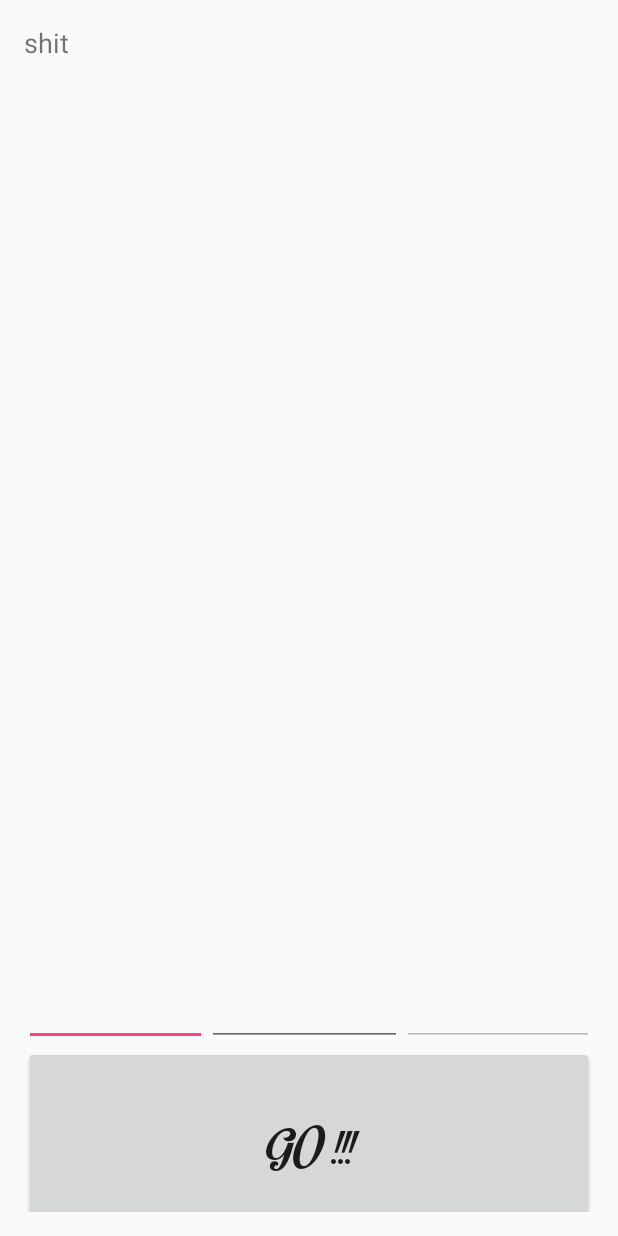
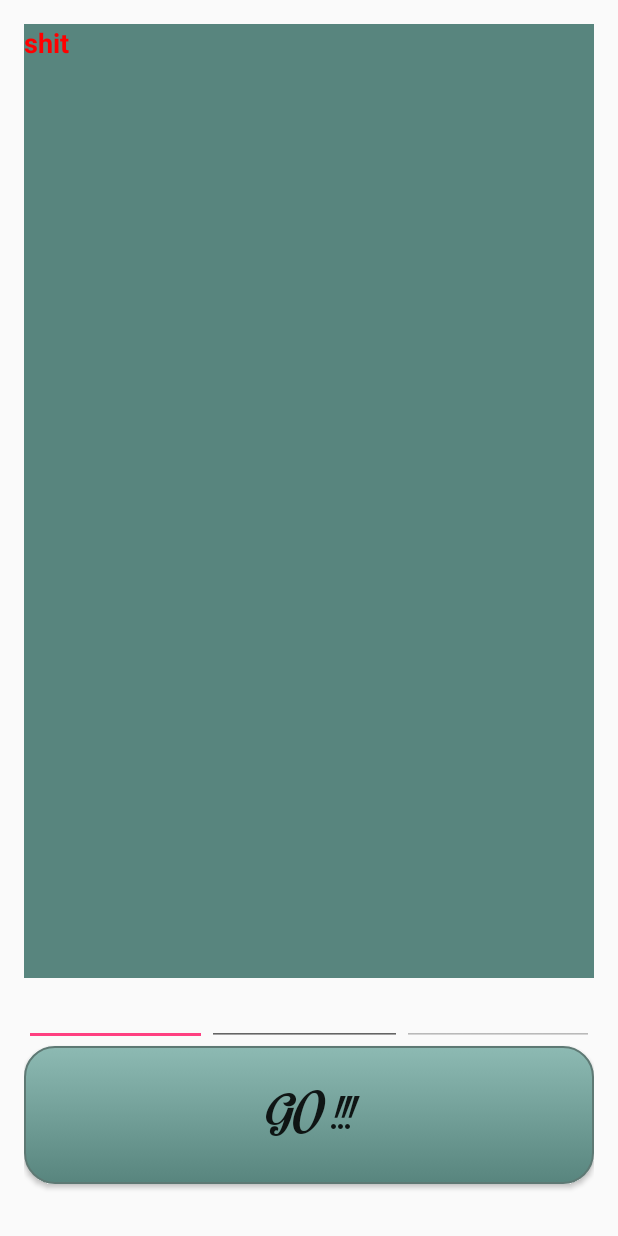
Before and after one commit to ZombieCloud/Words, an Android app: the screen it shows after launch (WordsActivity), on a phone screen of 412 x 824 dp. Run offline under Robolectric (Android 15) with nearby library versions, the phone set to English and light mode, and no system bars.

Commit message:
comm20
стили на кнопки

```diff
--- /dev/null
+++ b/2/Words/app/src/main/res/drawable/button_style.xml
@@ -0,0 +1,24 @@
+<?xml version="1.0" encoding="utf-8"?>
+<selector xmlns:android="http://schemas.android.com/apk/res/android" >
+    <item android:state_pressed="true" >
+        <shape android:shape="rectangle"  >
+            <corners android:radius="20dip" />
+            <stroke android:width="1dip" android:color="#5e7974" />
+            <gradient android:angle="-90" android:startColor="#345953" android:endColor="#689a92"  />
+        </shape>
+    </item>
+    <item android:state_focused="true">
+        <shape android:shape="rectangle"  >
+            <corners android:radius="20dip" />
+            <stroke android:width="1dip" android:color="#5e7974" />
+            <solid android:color="#58857e"/>
+        </shape>
+    </item>
+    <item >
+        <shape android:shape="rectangle"  >
+            <corners android:radius="20dip" />
+            <stroke android:width="1dip" android:color="#5e7974" />
+            <gradient android:angle="-90" android:startColor="#8dbab3" android:endColor="#58857e" />
+        </shape>
+    </item>
+</selector>
--- a/2/Words/app/src/main/res/layout/content_words.xml
+++ b/2/Words/app/src/main/res/layout/content_words.xml
@@ -24,7 +24,8 @@
             android:id="@+id/textView"
             android:layout_gravity="center_horizontal"
             android:layout_weight="0.94"
-            android:minHeight="350dp" />
+            android:minHeight="350dp"
+            style="@style/style_for_TextView" />    <!-- values/styles/styles -->
 
         <LinearLayout
             android:orientation="horizontal"
@@ -39,7 +40,8 @@
                 android:id="@+id/firstWord"
                 android:layout_weight="1"
                 android:numeric="integer"
-                android:singleLine="true" />
+                android:singleLine="true"
+                style="@style/style_for_EditText" />    <!-- values/styles/styles -->
 
             <EditText
                 android:layout_width="98dp"
@@ -49,7 +51,8 @@
                 android:id="@+id/lastWord"
                 android:layout_weight="1"
                 android:numeric="integer"
-                android:singleLine="true" />
+                android:singleLine="true"
+                style="@style/style_for_EditText" />    <!-- values/styles/styles -->
 
             <EditText
                 android:layout_width="96dp"
@@ -61,7 +64,8 @@
                 android:singleLine="true"
                 android:editable="false"
                 android:inputType="none"
-                android:enabled="false" />
+                android:enabled="false"
+                style="@style/style_for_EditText" />    <!-- values/styles/styles -->
 
         </LinearLayout>
 
@@ -71,7 +75,9 @@
             android:text="Go !!!"
             android:id="@+id/button"
             android:onClick="buttonOnClick"
-            android:layout_weight="0.15" />
+            android:background="@drawable/button_style"
+            android:padding="10dp"
+            android:shadowColor="#702f2f" />   <!-- drawable/button_style.xml -->
 
     </LinearLayout>
 </RelativeLayout>
--- a/2/Words/app/src/main/res/values/styles.xml
+++ b/2/Words/app/src/main/res/values/styles.xml
@@ -14,4 +14,15 @@
     <style name="AppTheme.AppBarOverlay" parent="ThemeOverlay.AppCompat.Dark.ActionBar" />
     <style name="AppTheme.PopupOverlay" parent="ThemeOverlay.AppCompat.Light" />
 
+    <style name="style_for_TextView">
+        <item name="android:background">#58857e</item>
+        <item name="android:textColor">#F00</item>
+        <item name="android:textStyle">bold</item>
+    </style>
+
+    <style name="style_for_EditText">
+        <item name="android:textColor">#F00</item>
+        <item name="android:textStyle">bold</item>
+    </style>
+
 </resources>
```
